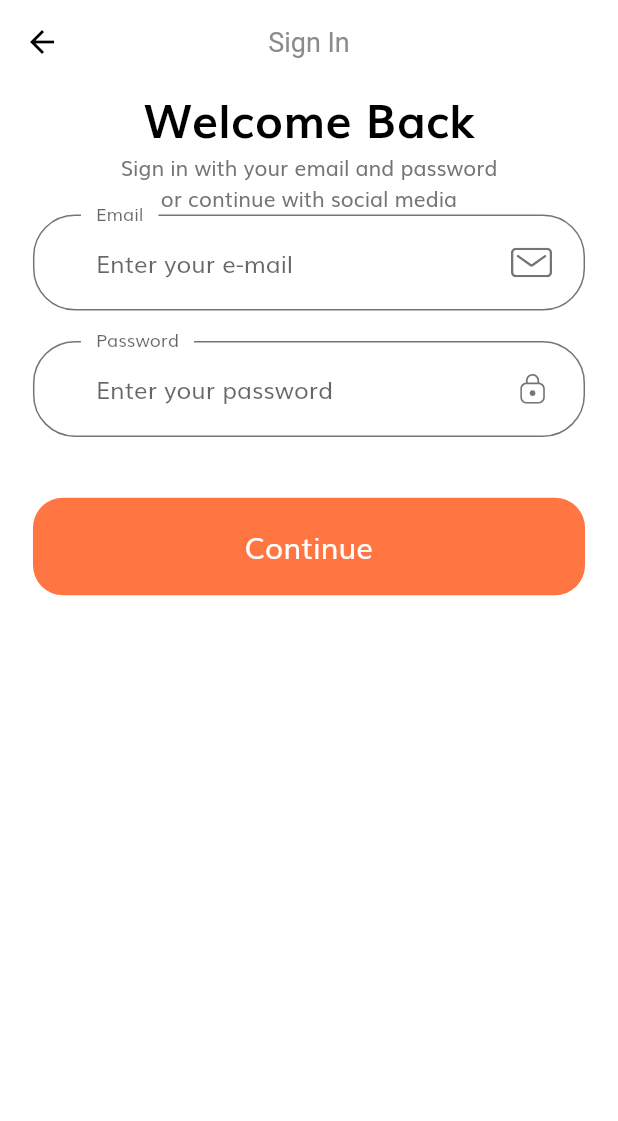
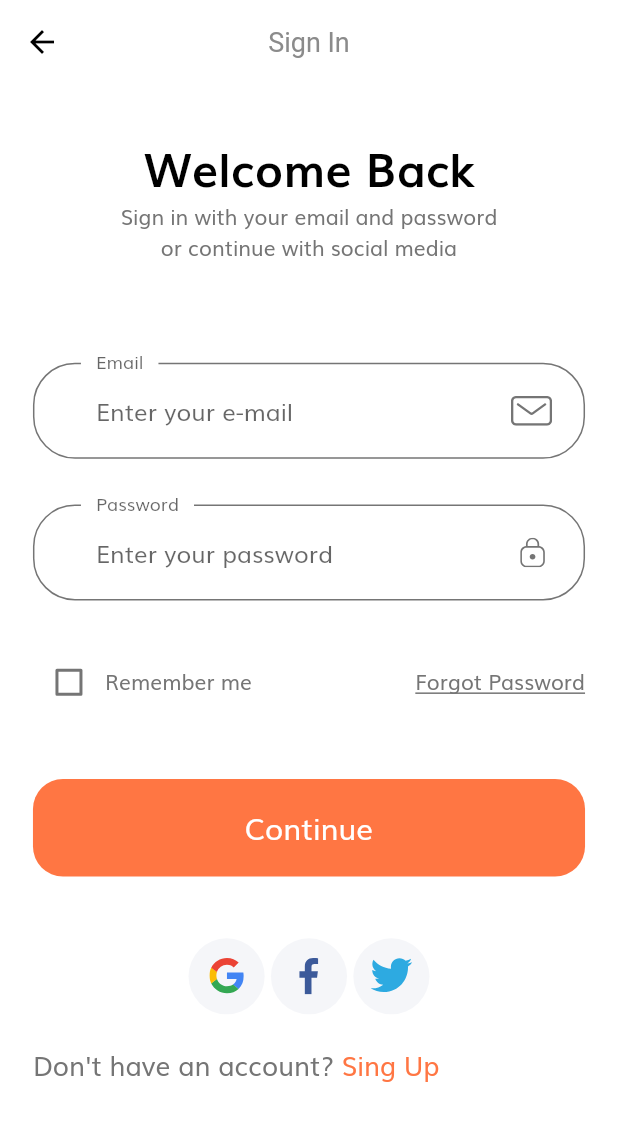
Before and after one commit to clebemachado/e-comerce-estudo, a Flutter app: the screen it shows after launch, after a tap on "Continue", on a phone screen of 412 x 824 dp. Shown: the top 1121 px of the screen. Run offline on Flutter 3.47's test engine with Material 2 defaults, Android fonts, the phone set to English and light mode, and no system bars; our stand-ins replace flutter_svg.

Commit message:
Ajustado tela de login

```diff
--- /dev/null
+++ b/lib/components/social_card.dart
@@ -0,0 +1,32 @@
+import 'package:flutter/material.dart';
+import 'package:flutter_svg/flutter_svg.dart';
+
+import '../size_config.dart';
+
+class SocialCard extends StatelessWidget {
+  const SocialCard({
+    Key? key,
+    required this.icon,
+    required this.press,
+  }) : super(key: key);
+
+  final String icon;
+  final Function press;
+
+  @override
+  Widget build(BuildContext context) {
+    return GestureDetector(
+      onTap: press as void Function(),
+      child: Container(
+        padding: EdgeInsets.all(getProportionateScreenWidth(12)),
+        height: getProportionateScreenHeight(50),
+        width: getProportionateScreenWidth(50),
+        decoration: const BoxDecoration(
+          color: Color(0xFFF5F6F9),
+          shape: BoxShape.circle,
+        ),
+        child: SvgPicture.asset(icon),
+      ),
+    );
+  }
+}
--- a/lib/screens/sign_in/components/body.dart
+++ b/lib/screens/sign_in/components/body.dart
@@ -1,13 +1,9 @@
-import 'dart:developer';
+import 'package:flutter/material.dart';
+import 'package:onboarding_screen/constants.dart';
 
-import 'package:flutter/material.dart';
-import 'package:flutter_svg/flutter_svg.dart';
-import 'package:onboarding_screen/components/default_button.dart';
-import 'package:onboarding_screen/components/form_error.dart';
-
-import '../../../constants.dart';
+import '../../../components/social_card.dart';
 import '../../../size_config.dart';
-import 'custom_surfix_icon.dart';
+import 'sign_form.dart';
 
 class Body extends StatelessWidget {
   const Body({Key? key}) : super(key: key);
@@ -20,8 +16,10 @@ class Body extends StatelessWidget {
         child: Padding(
           padding:
               EdgeInsets.symmetric(horizontal: getProportionateScreenWidth(20)),
+          child: SingleChildScrollView(
             child: Column(
               children: [
+                SizedBox(height: SizeConfig.screenHeight * 0.04),
                 Text(
                   "Welcome Back",
                   style: TextStyle(
@@ -34,127 +32,47 @@ class Body extends StatelessWidget {
                   "Sign in with your email and password \nor continue with social media",
                   textAlign: TextAlign.center,
                 ),
+                SizedBox(height: SizeConfig.screenHeight * 0.08),
                 SignForm(),
+                SizedBox(height: SizeConfig.screenHeight * 0.05),
+                Row(
+                  mainAxisAlignment: MainAxisAlignment.center,
+                  children: [
+                    SocialCard(
+                      icon: "assets/icons/google-icon.svg",
+                      press: () {},
+                    ),
+                    SocialCard(
+                      icon: "assets/icons/facebook-2.svg",
+                      press: () {},
+                    ),
+                    SocialCard(
+                      icon: "assets/icons/twitter.svg",
+                      press: () {},
+                    ),
                   ],
+                ),
+                SizedBox(height: getProportionateScreenHeight(20)),
+                Row(
+                  children: [
+                    Text(
+                      "Don't have an account?",
+                      style:
+                          TextStyle(fontSize: getProportionateScreenWidth(16)),
+                    ),
+                    Text(
+                      " Sing Up",
+                      style: TextStyle(
+                          fontSize: getProportionateScreenWidth(16),
+                          color: kPrimaryColor),
+                    ),
+                  ],
+                )
+              ],
+            ),
           ),
         ),
       ),
     );
   }
 }
-
-class SignForm extends StatefulWidget {
-  const SignForm({Key? key}) : super(key: key);
-
-  @override
-  _SignFormState createState() => _SignFormState();
-}
-
-class _SignFormState extends State<SignForm> {
-  final _formKey = GlobalKey<FormState>();
-  late String email;
-  late String password;
-
-  final List<String> erros = [];
-
-  @override
-  Widget build(BuildContext context) {
-    return Form(
-      key: _formKey,
-      child: Column(
-        children: [
-          buildEmailFormField(),
-          SizedBox(height: getProportionateScreenHeight(20)),
-          buildPasswordFormField(),
-          SizedBox(height: getProportionateScreenHeight(20)),
-          FormError(erros: erros),
-          SizedBox(height: getProportionateScreenHeight(20)),
-          DefaultButton(
-            press: () {
-              if (_formKey.currentState!.validate()) {
-                _formKey.currentState!.save();
-              }
-            },
-            text: "Continue",
-          ),
-        ],
-      ),
-    );
-  }
-
-  TextFormField buildPasswordFormField() {
-    return TextFormField(
-      keyboardType: TextInputType.emailAddress,
-      onSaved: (newValue) => password = newValue!,
-      obscureText: true,
-      decoration: const InputDecoration(
-        labelText: "Password",
-        hintText: "Enter your password",
-        floatingLabelBehavior: FloatingLabelBehavior.always,
-        suffixIcon: CustomSufixIcon(svgIcon: "assets/icons/Lock.svg"),
-      ),
-      onChanged: (value) {
-        if (value.isNotEmpty && erros.contains(kPassNullError)) {
-          setState(() {
-            erros.remove(kPassNullError);
-          });
-        } else if (value.length >= 8 && erros.contains(kShortPassError)) {
-          setState(() {
-            erros.remove(kShortPassError);
-          });
-        }
-      },
-      validator: (value) {
-        if (value!.isEmpty && !erros.contains(kPassNullError)) {
-          setState(() {
-            erros.add(kPassNullError);
-          });
-        } else if (value.length < 8 && !erros.contains(kShortPassError)) {
-          setState(() {
-            erros.add(kShortPassError);
-          });
-        }
-        return null;
-      },
-    );
-  }
-
-  TextFormField buildEmailFormField() {
-    return TextFormField(
-      keyboardType: TextInputType.emailAddress,
-      onSaved: (newValue) => email = newValue!,
-      decoration: const InputDecoration(
-        labelText: "Email",
-        hintText: "Enter your e-mail",
-        floatingLabelBehavior: FloatingLabelBehavior.always,
-        suffixIcon: CustomSufixIcon(svgIcon: "assets/icons/Mail.svg"),
-      ),
-      onChanged: (value) {
-        log(value);
-        if (value.isNotEmpty && erros.contains(kEmailNullError)) {
-          setState(() {
-            erros.remove(kEmailNullError);
-          });
-        } else if (emailValidatorRegExp.hasMatch(value) &&
-            erros.contains(kInvalidEmailError)) {
-          setState(() {
-            erros.remove(kInvalidEmailError);
-          });
-        }
-      },
-      validator: (value) {
-        if (value!.isEmpty && !erros.contains(kEmailNullError)) {
-          setState(() {
-            erros.add(kEmailNullError);
-          });
-        } else if (!emailValidatorRegExp.hasMatch(value) &&
-            !erros.contains(kInvalidEmailError)) {
-          setState(() {
-            erros.add(kInvalidEmailError);
-          });
-        }
-        return null;
-      },
-    );
-  }
-}
--- /dev/null
+++ b/lib/screens/sign_in/components/sign_form.dart
@@ -0,0 +1,140 @@
+import 'package:flutter/material.dart';
+import '../../../components/default_button.dart';
+import '../../../components/form_error.dart';
+import '../../../components/custom_surfix_icon.dart';
+import '../../../constants.dart';
+import '../../../size_config.dart';
+
+class SignForm extends StatefulWidget {
+  const SignForm({Key? key}) : super(key: key);
+
+  @override
+  _SignFormState createState() => _SignFormState();
+}
+
+class _SignFormState extends State<SignForm> {
+  final _formKey = GlobalKey<FormState>();
+  late String email;
+  late String password;
+  bool remember = false;
+  final List<String> erros = [];
+
+  @override
+  Widget build(BuildContext context) {
+    return Form(
+      key: _formKey,
+      child: Column(
+        children: [
+          buildEmailFormField(),
+          SizedBox(height: getProportionateScreenHeight(30)),
+          buildPasswordFormField(),
+          SizedBox(height: getProportionateScreenHeight(30)),
+          Row(
+            children: [
+              Checkbox(
+                value: remember,
+                activeColor: kPrimaryColor,
+                onChanged: (value) {
+                  setState(() {
+                    remember = value as bool;
+                  });
+                },
+              ),
+              const Text("Remember me"),
+              const Spacer(),
+              const Text(
+                "Forgot Password",
+                style: TextStyle(decoration: TextDecoration.underline),
+              )
+            ],
+          ),
+          SizedBox(height: getProportionateScreenHeight(20)),
+          FormError(erros: erros),
+          SizedBox(height: getProportionateScreenHeight(20)),
+          DefaultButton(
+              press: () {
+                if (_formKey.currentState!.validate()) {
+                  _formKey.currentState!.save();
+                }
+              },
+              text: "Continue"),
+        ],
+      ),
+    );
+  }
+
+  TextFormField buildPasswordFormField() {
+    return TextFormField(
+      keyboardType: TextInputType.emailAddress,
+      onSaved: (newValue) => password = newValue!,
+      obscureText: true,
+      decoration: const InputDecoration(
+        labelText: "Password",
+        hintText: "Enter your password",
+        floatingLabelBehavior: FloatingLabelBehavior.always,
+        suffixIcon: CustomSufixIcon(svgIcon: "assets/icons/Lock.svg"),
+      ),
+      onChanged: (value) {
+        if (value.isNotEmpty && erros.contains(kPassNullError)) {
+          setState(() {
+            erros.remove(kPassNullError);
+          });
+        } else if (value.length >= 8 && erros.contains(kShortPassError)) {
+          setState(() {
+            erros.remove(kShortPassError);
+          });
+        }
+      },
+      validator: (value) {
+        if (value!.isEmpty && !erros.contains(kPassNullError)) {
+          setState(() {
+            erros.add(kPassNullError);
+          });
+        } else if (value.length < 8 && !erros.contains(kShortPassError)) {
+          setState(() {
+            erros.add(kShortPassError);
+          });
+        }
+        return null;
+      },
+    );
+  }
+
+  TextFormField buildEmailFormField() {
+    return TextFormField(
+      keyboardType: TextInputType.emailAddress,
+      onSaved: (newValue) => email = newValue!,
+      decoration: const InputDecoration(
+        labelText: "Email",
+        hintText: "Enter your e-mail",
+        floatingLabelBehavior: FloatingLabelBehavior.always,
+        suffixIcon: CustomSufixIcon(svgIcon: "assets/icons/Mail.svg"),
+      ),
+      onChanged: (value) {
+        if (value.isNotEmpty && erros.contains(kEmailNullError)) {
+          setState(() {
+            erros.remove(kEmailNullError);
+          });
+        } else if (emailValidatorRegExp.hasMatch(value) &&
+            erros.contains(kInvalidEmailError)) {
+          setState(() {
+            erros.remove(kInvalidEmailError);
+          });
+        }
+      },
+      validator: (value) {
+        if (value!.isEmpty && !erros.contains(kEmailNullError)) {
+          setState(() {
+            erros.add(kEmailNullError);
+          });
+        } else if (!emailValidatorRegExp.hasMatch(value) &&
+            !erros.contains(kInvalidEmailError)) {
+          setState(() {
+            erros.add(kInvalidEmailError);
+          });
+        }
+        return null;
+      },
+    );
+  }
+}
--- a/lib/screens/splash/components/body.dart
+++ b/lib/screens/splash/components/body.dart
@@ -1,5 +1,3 @@
-import 'dart:developer';
-
 import 'package:flutter/material.dart';
 import 'package:onboarding_screen/constants.dart';
 import 'package:onboarding_screen/screens/sign_in/sign_in_screen.dart';
```
Also changed, not shown: lib/components/custom_surfix_icon.dart (renamed from lib/screens/sign_in/components/custom_surfix_icon.dart). Lines whose indentation alone changed are shown as unchanged.
